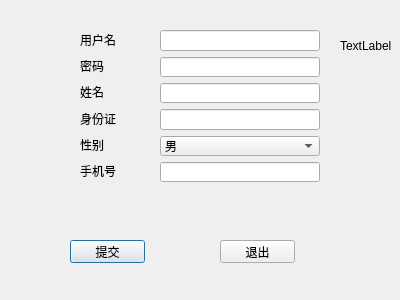
Before: the Qt Designer form signup.ui in TommyLee96/flight-management, drawn with Qt 5.
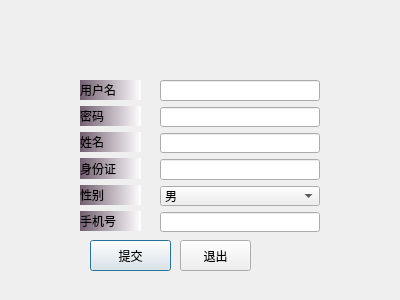
After: the same form once the commit is applied. Icons and pictures are not drawn.

Patch:
```diff
--- a/signup.ui
+++ b/signup.ui
@@ -16,12 +16,16 @@
   <widget class="QPushButton" name="pushButton">
    <property name="geometry">
     <rect>
-     <x>70</x>
+     <x>90</x>
      <y>240</y>
-     <width>75</width>
-     <height>23</height>
+     <width>81</width>
+     <height>31</height>
     </rect>
    </property>
+   <property name="styleSheet">
+    <string notr="true">font: 12pt &quot;Arial&quot;;
+</string>
+   </property>
    <property name="text">
     <string>提交</string>
    </property>
@@ -29,12 +33,16 @@
   <widget class="QPushButton" name="pushButton_2">
    <property name="geometry">
     <rect>
-     <x>220</x>
+     <x>180</x>
      <y>240</y>
-     <width>75</width>
-     <height>23</height>
+     <width>71</width>
+     <height>31</height>
     </rect>
    </property>
+   <property name="styleSheet">
+    <string notr="true">
+font: 12pt &quot;Arial&quot;;</string>
+   </property>
    <property name="text">
     <string>退出</string>
    </property>
@@ -43,7 +51,7 @@
    <property name="geometry">
     <rect>
      <x>160</x>
-     <y>30</y>
+     <y>80</y>
      <width>160</width>
      <height>152</height>
     </rect>
@@ -84,7 +92,7 @@
    <property name="geometry">
     <rect>
      <x>80</x>
-     <y>30</y>
+     <y>80</y>
      <width>61</width>
      <height>151</height>
     </rect>
@@ -92,6 +100,11 @@
    <layout class="QVBoxLayout" name="verticalLayout_2">
     <item>
      <widget class="QLabel" name="label">
+      <property name="styleSheet">
+       <string notr="true">background-color: qlineargradient(spread:pad, x1:0, y1:0, x2:1, y2:0, stop:0 rgba(114, 94, 112, 255), stop:1 rgba(255, 255, 255, 255));
+font: 12pt &quot;Arial&quot;;
+ </string>
+      </property>
       <property name="text">
        <string>用户名</string>
       </property>
@@ -99,6 +112,11 @@
     </item>
     <item>
      <widget class="QLabel" name="label_4">
+      <property name="styleSheet">
+       <string notr="true">background-color: qlineargradient(spread:pad, x1:0, y1:0, x2:1, y2:0, stop:0 rgba(114, 94, 112, 255), stop:1 rgba(255, 255, 255, 255));
+font: 12pt &quot;Arial&quot;;
+ </string>
+      </property>
       <property name="text">
        <string>密码</string>
       </property>
@@ -106,6 +124,13 @@
     </item>
     <item>
      <widget class="QLabel" name="label_5">
+      <property name="styleSheet">
+       <string notr="true">
+font: 12pt &quot;Arial&quot;;
+background-color: rgb(170, 170, 255);background-color: qlineargradient(spread:pad, x1:0, y1:0, x2:1, y2:0, stop:0 rgba(114, 94, 112, 255), stop:1 rgba(255, 255, 255, 255));
+font: 12pt &quot;Arial&quot;;
+ </string>
+      </property>
       <property name="text">
        <string>姓名</string>
       </property>
@@ -113,6 +138,11 @@
     </item>
     <item>
      <widget class="QLabel" name="label_6">
+      <property name="styleSheet">
+       <string notr="true">background-color: qlineargradient(spread:pad, x1:0, y1:0, x2:1, y2:0, stop:0 rgba(114, 94, 112, 255), stop:1 rgba(255, 255, 255, 255));
+font: 12pt &quot;Arial&quot;;
+ </string>
+      </property>
       <property name="text">
        <string>身份证</string>
       </property>
@@ -120,6 +150,11 @@
     </item>
     <item>
      <widget class="QLabel" name="label_3">
+      <property name="styleSheet">
+       <string notr="true">background-color: qlineargradient(spread:pad, x1:0, y1:0, x2:1, y2:0, stop:0 rgba(114, 94, 112, 255), stop:1 rgba(255, 255, 255, 255));
+font: 12pt &quot;Arial&quot;;
+ </string>
+      </property>
       <property name="text">
        <string>性别</string>
       </property>
@@ -127,6 +162,11 @@
     </item>
     <item>
      <widget class="QLabel" name="label_2">
+      <property name="styleSheet">
+       <string notr="true">background-color: qlineargradient(spread:pad, x1:0, y1:0, x2:1, y2:0, stop:0 rgba(114, 94, 112, 255), stop:1 rgba(255, 255, 255, 255));
+font: 12pt &quot;Arial&quot;;
+ </string>
+      </property>
       <property name="text">
        <string>手机号</string>
       </property>
@@ -137,14 +177,17 @@
   <widget class="QLabel" name="label_7">
    <property name="geometry">
     <rect>
-     <x>340</x>
-     <y>40</y>
-     <width>54</width>
-     <height>12</height>
+     <x>0</x>
+     <y>0</y>
+     <width>411</width>
+     <height>301</height>
     </rect>
    </property>
+   <property name="styleSheet">
+    <string notr="true">border-image: url(:/images/16.jpg);</string>
+   </property>
    <property name="text">
-    <string>TextLabel</string>
+    <string/>
    </property>
   </widget>
  </widget>
```
Left out of the diff: 5 changed lines with no effect on the pictures.
